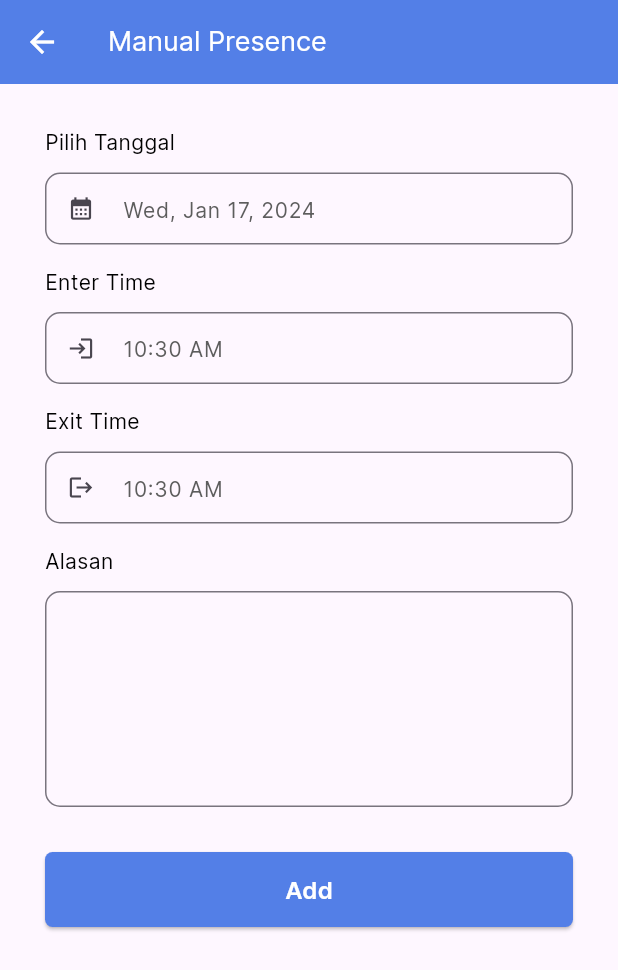
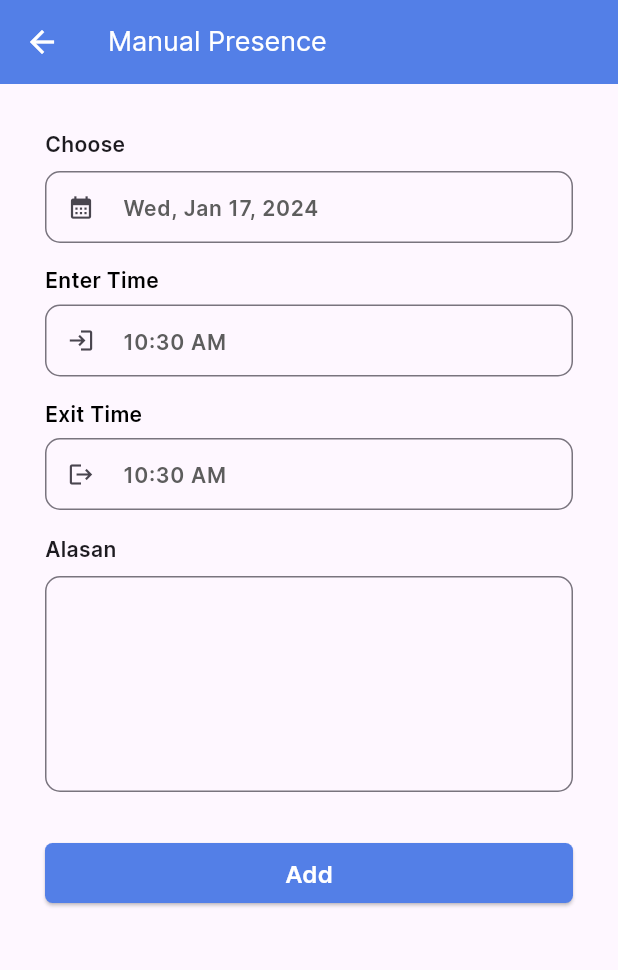
Before and after one commit to exfarnanda1945/employee-system-prototype, a Flutter app: the ManualPresence screen opened by its route, on a phone screen of 412 x 824 dp. Shown: the top 970 px of the screen. Run offline on Flutter 3.47's test engine with Material 3 defaults, Android fonts, the phone set to English and light mode, and no system bars; our stand-ins replace dotted_border, flutter_easyloading, geolocator, go_router, google_maps_flutter, material_symbols_icons and 1 more; missing offline and left inert: network_info_plus.

```diff
--- a/lib/widget/forms/manual-presence-form.dart
+++ b/lib/widget/forms/manual-presence-form.dart
@@ -1,4 +1,5 @@
 import 'package:employee_system_prototype/utils/colors.dart';
+import 'package:employee_system_prototype/widget/container/textformfield-container.dart';
 import 'package:employee_system_prototype/widget/picker/datepicker.dart';
 import 'package:employee_system_prototype/widget/picker/timepicker.dart';
 import 'package:flutter/material.dart';
@@ -21,6 +22,7 @@ class _ManualPresenceFormState extends State<ManualPresenceForm> {
       child: Column(
         children: [
           DatePicker(
+            title: "Choose",
             context: context,
             selectedDate: selectedDate,
             onDateChange: (value) {
@@ -28,6 +30,9 @@ class _ManualPresenceFormState extends State<ManualPresenceForm> {
                 selectedDate = value;
               });
             },
+          ),
+          const SizedBox(
+            height: 16,
           ),
           TimePicker(
             time: timeEnter,
@@ -40,6 +45,9 @@ class _ManualPresenceFormState extends State<ManualPresenceForm> {
               });
             },
           ),
+          const SizedBox(
+            height: 16,
+          ),
           TimePicker(
             time: timeEnter,
             title: "Exit Time",
@@ -47,27 +55,18 @@ class _ManualPresenceFormState extends State<ManualPresenceForm> {
             prefixIcon: Icons.logout,
             onTimeChange: (value) {},
           ),
-          Padding(
-            padding: const EdgeInsets.only(top: 16),
-            child: Column(
-              crossAxisAlignment: CrossAxisAlignment.start,
-              children: [
-                Column(
-                  crossAxisAlignment: CrossAxisAlignment.start,
-                  children: [
-                    const Text(
+          const SizedBox(
+            height: 16,
+          ),
+          TextFormFieldContainer(
+              titleText: const Text(
                 'Alasan',
                 style: TextStyle(
-                        color: Colors.black,
                   fontSize: 14,
-                        fontWeight: FontWeight.normal,
-                        height: 0,
+                  fontWeight: FontWeight.w600,
                 ),
               ),
-                    const SizedBox(
-                      height: 12,
-                    ),
-                    TextFormField(
+              textFormField: TextFormField(
                 maxLines: 5,
                 decoration: InputDecoration(
                   isDense: true,
@@ -75,19 +74,14 @@ class _ManualPresenceFormState extends State<ManualPresenceForm> {
                     borderRadius: BorderRadius.circular(10),
                   ),
                 ),
-                    )
-                  ],
-                ),
-              ],
-            ),
-          ),
+              )),
           const SizedBox(
             height: 30,
           ),
           ElevatedButton(
             onPressed: () {},
             style: ElevatedButton.styleFrom(
-                minimumSize: const Size.fromHeight(50),
+                minimumSize: const Size.fromHeight(40),
                 backgroundColor: blueberry,
                 shape: const RoundedRectangleBorder(
                     borderRadius: BorderRadius.all(Radius.circular(5)))),
--- a/lib/widget/picker/datepicker.dart
+++ b/lib/widget/picker/datepicker.dart
@@ -1,35 +1,33 @@
 import 'package:employee_system_prototype/utils/colors.dart';
+import 'package:employee_system_prototype/widget/container/textformfield-container.dart';
 import 'package:flutter/material.dart';
 import 'package:intl/intl.dart';
 
 class DatePicker extends StatelessWidget {
-  const DatePicker({super.key, required this.onDateChange, required this.selectedDate, required this.context});
+  const DatePicker(
+      {super.key,
+      required this.onDateChange,
+      required this.selectedDate,
+      required this.context,
+      required this.title});
 
   final ValueChanged<DateTime> onDateChange;
   final DateTime selectedDate;
   final BuildContext context;
+  final String title;
 
   @override
   Widget build(BuildContext context) {
-    return Column(
-      crossAxisAlignment: CrossAxisAlignment.start,
-      children: [
-        Column(
-          crossAxisAlignment: CrossAxisAlignment.start,
-          children: [
-            const Text(
-              'Pilih Tanggal',
-              style: TextStyle(
-                color: Colors.black,
+    return TextFormFieldContainer(
+        titleText: Text(
+          title,
+          style: const TextStyle(
             fontSize: 14,
-                fontWeight: FontWeight.normal,
-                height: 0,
+            fontWeight: FontWeight.w600,
+            // fontStyle:
           ),
         ),
-            const SizedBox(
-              height: 12,
-            ),
-            TextFormField(
+        textFormField: TextFormField(
           maxLines: 1,
           onTap: () async => callDatePicker(),
           readOnly: true,
@@ -40,18 +38,13 @@ class DatePicker extends StatelessWidget {
             hintStyle: const TextStyle(
               color: davyGrey,
               fontSize: 14,
-                  fontWeight: FontWeight.normal,
+              fontWeight: FontWeight.w600,
             ),
             border: OutlineInputBorder(
               borderRadius: BorderRadius.circular(10),
             ),
           ),
-            )
-          ],
-        ),
-
-      ],
-    );
+        ));
   }
 
   callDatePicker() async {
--- a/lib/widget/picker/timepicker.dart
+++ b/lib/widget/picker/timepicker.dart
@@ -1,4 +1,5 @@
 import 'package:employee_system_prototype/utils/colors.dart';
+import 'package:employee_system_prototype/widget/container/textformfield-container.dart';
 import 'package:flutter/material.dart';
 
 class TimePicker extends StatelessWidget {
@@ -7,7 +8,8 @@ class TimePicker extends StatelessWidget {
       required this.time,
       required this.title,
       required this.context,
-      required this.onTimeChange, required this.prefixIcon});
+      required this.onTimeChange,
+      required this.prefixIcon});
 
   final TimeOfDay time;
   final ValueChanged<TimeOfDay> onTimeChange;
@@ -17,59 +19,87 @@ class TimePicker extends StatelessWidget {
 
   @override
   Widget build(BuildContext context) {
-    return Padding(
-      padding: const EdgeInsets.only(top: 16),
-      child: Column(
-        crossAxisAlignment: CrossAxisAlignment.start,
-        children: [
-          Column(
-            crossAxisAlignment: CrossAxisAlignment.start,
-            children: [
-               Text(
+    return TextFormFieldContainer(
+        titleText: Text(
           title,
           style: const TextStyle(
             color: Colors.black,
             fontSize: 14,
-                  fontWeight: FontWeight.normal,
+            fontWeight: FontWeight.w600,
             height: 0,
           ),
         ),
-              const SizedBox(
-                height: 12,
-              ),
-              TextFormField(
+        textFormField: TextFormField(
           maxLines: 1,
           onTap: () async => callTimePicker(),
           readOnly: true,
           decoration: InputDecoration(
             isDense: true,
             prefixIcon: Icon(prefixIcon),
-                  hintText:time.format(context) ,
+            hintText: time.format(context),
             hintStyle: const TextStyle(
               color: davyGrey,
               fontSize: 14,
-                    fontWeight: FontWeight.normal,
+              fontWeight: FontWeight.w600,
             ),
             border: OutlineInputBorder(
               borderRadius: BorderRadius.circular(10),
             ),
           ),
-              )
-            ],
-          ),
+        ));
+    // Padding(
+    //   padding: const EdgeInsets.only(top: 16),
+    //   child: Column(
+    //     crossAxisAlignment: CrossAxisAlignment.start,
+    //     children: [
+    //       Column(
+    //         crossAxisAlignment: CrossAxisAlignment.start,
+    //         children: [
+    //  Text(
+    //   title,
+    //   style: const TextStyle(
+    //     color: Colors.black,
+    //     fontSize: 14,
+    //     fontWeight: FontWeight.normal,
+    //     height: 0,
+    //   ),
+    // ),
+    //           const SizedBox(
+    //             height: 12,
+    //           ),
+    // TextFormField(
+    //   maxLines: 1,
+    //   onTap: () async => callTimePicker(),
+    //   readOnly: true,
+    //   decoration: InputDecoration(
+    //     isDense: true,
+    //     prefixIcon: Icon(prefixIcon),
+    //     hintText:time.format(context) ,
+    //     hintStyle: const TextStyle(
+    //       color: davyGrey,
+    //       fontSize: 14,
+    //       fontWeight: FontWeight.normal,
+    //     ),
+    //     border: OutlineInputBorder(
+    //       borderRadius: BorderRadius.circular(10),
+    //     ),
+    //   ),
+    // )
+    //         ],
+    //       ),
 
-        ],
-      ),
-    );
+    //     ],
+    //   ),
+    // );
   }
 
-  callTimePicker() async{
+  callTimePicker() async {
     final timeChanged = await showTimePicker(
       context: context,
       initialTime: time,
     );
 
-    if(timeChanged != null){
+    if (timeChanged != null) {
       onTimeChange(time);
     }
   }
```
Also changed, not shown: lib/widget/picker/filepicker.dart (added, +93 -0 lines). Lines whose indentation alone changed are shown as unchanged.
